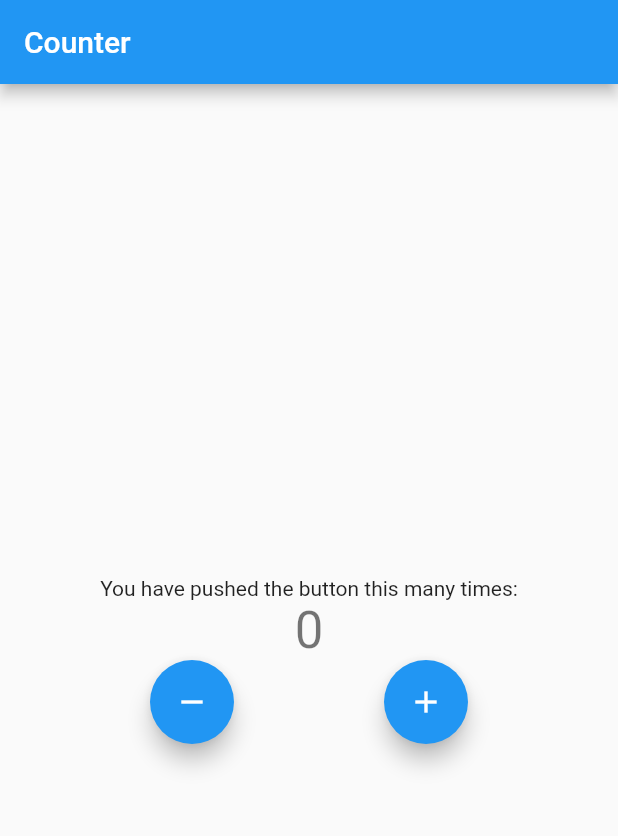
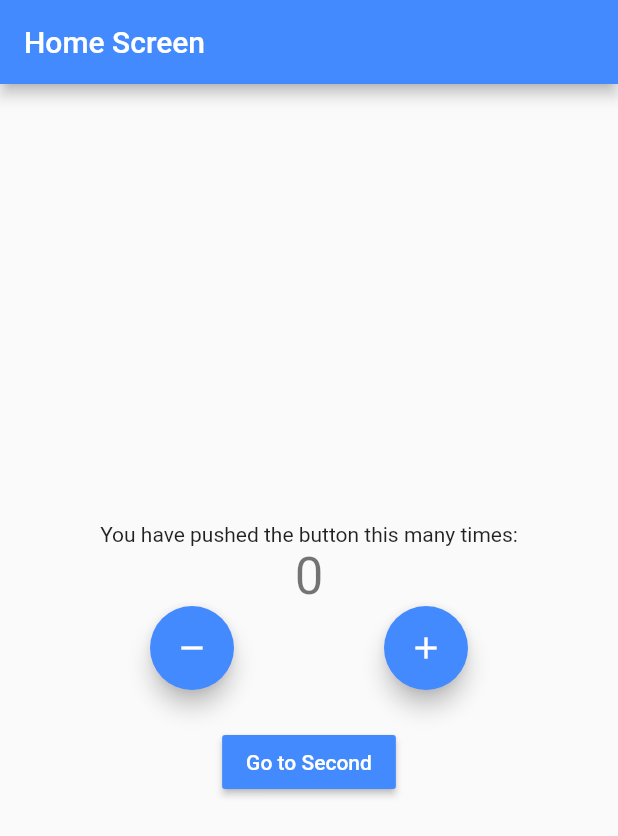
Before and after one commit to ryanaltair/counter, a Flutter app: the screen it shows after launch, on a phone screen of 412 x 824 dp. Shown: the top 836 px of the screen. Run offline on Flutter 3.47's test engine with Material 2 defaults, Android fonts, the phone set to English and light mode, and no system bars; our stand-ins replace bloc, equatable, flutter_bloc.

```diff
--- a/lib/main.dart
+++ b/lib/main.dart
@@ -1,6 +1,7 @@
 import 'package:flutter/material.dart';
 import 'package:flutter_bloc/flutter_bloc.dart';
 
+import 'package:counter/presentation/screens/home_screen.dart';
 import 'logic/cubit/counter_cubit.dart';
 
 void main() {
@@ -10,87 +11,22 @@ void main() {
 class MyApp extends StatelessWidget {
   const MyApp({Key? key}) : super(key: key);
 
-  // This widget is the root of your application.
   @override
   Widget build(BuildContext context) {
     return BlocProvider<CounterCubit>(
       create: (context) => CounterCubit(),
       child: MaterialApp(
-        title: 'Counter',
+        title: 'Main App',
         theme: ThemeData(
           primarySwatch: Colors.blue,
           visualDensity: VisualDensity.adaptivePlatformDensity,
         ),
-        home: const MyHomePage(title: 'Counter'),
-      ),
-    );
-  }
-}
-
-class MyHomePage extends StatefulWidget {
-  const MyHomePage({Key? key, required this.title}) : super(key: key);
-
-  final String title;
-
-  @override
-  State<MyHomePage> createState() => _MyHomePageState();
-}
-
-class _MyHomePageState extends State<MyHomePage> {
-  @override
-  Widget build(BuildContext context) {
-    return Scaffold(
-      appBar: AppBar(
-        title: Text(widget.title),
-      ),
-      body: Center(
-        child: Column(
-          mainAxisAlignment: MainAxisAlignment.center,
-          children: <Widget>[
-            const Text(
-              'You have pushed the button this many times:',
-            ),
-            BlocConsumer<CounterCubit, CounterState>(
-              listener: (context, state) {
-                if (state.wasIncremented) {
-                  ScaffoldMessenger.of(context).showSnackBar(const SnackBar(
-                    content: Text('Incremented'),
-                    duration: Duration(milliseconds: 300),
-                  ));
-                } else {
-                  ScaffoldMessenger.of(context).showSnackBar(const SnackBar(
-                    content: Text('Decremented'),
-                    duration: Duration(milliseconds: 300),
-                  ));
-                }
-              },
-              builder: (context, state) {
-                return Text(
-                  state.counterValue.toString(),
-                  style: Theme.of(context).textTheme.headline4,
-                );
-              },
-            ),
-            Row(
-              mainAxisAlignment: MainAxisAlignment.spaceEvenly,
-              children: [
-                FloatingActionButton(
-                  onPressed: () {
-                    BlocProvider.of<CounterCubit>(context).decrement();
-                  },
-                  tooltip: 'Decrement',
-                  child: const Icon(Icons.remove),
-                ),
-                FloatingActionButton(
-                  onPressed: () {
-                    BlocProvider.of<CounterCubit>(context).increment();
-                  },
-                  tooltip: 'Increment',
-                  child: const Icon(Icons.add),
-                )
-              ],
-            ),
-          ],
+        home: BlocProvider<CounterCubit>(
+          create: (context) => CounterCubit(),
+          child: const HomeScreen(
+            title: 'Home Screen',
+            color: Colors.blueAccent,
+          ),
         ),
       ),
     );
--- /dev/null
+++ b/lib/presentation/screens/home_screen.dart
@@ -0,0 +1,100 @@
+import 'package:counter/logic/cubit/counter_cubit.dart';
+import 'package:flutter/material.dart';
+import 'package:flutter_bloc/flutter_bloc.dart';
+
+import 'second_screen.dart';
+
+class HomeScreen extends StatefulWidget {
+  const HomeScreen({Key? key, required this.title, required this.color})
+      : super(key: key);
+
+  final String title;
+  final Color color;
+
+  @override
+  State<HomeScreen> createState() => _HomeScreenState();
+}
+
+class _HomeScreenState extends State<HomeScreen> {
+  @override
+  Widget build(BuildContext context) {
+    return Scaffold(
+      appBar: AppBar(
+        title: Text(widget.title),
+        backgroundColor: widget.color,
+      ),
+      body: Center(
+        child: Column(
+          mainAxisAlignment: MainAxisAlignment.center,
+          children: <Widget>[
+            const Text(
+              'You have pushed the button this many times:',
+            ),
+            BlocConsumer<CounterCubit, CounterState>(
+              listener: (context, state) {
+                if (state.wasIncremented) {
+                  ScaffoldMessenger.of(context).showSnackBar(const SnackBar(
+                    content: Text('Incremented'),
+                    duration: Duration(milliseconds: 300),
+                  ));
+                } else {
+                  ScaffoldMessenger.of(context).showSnackBar(const SnackBar(
+                    content: Text('Decremented'),
+                    duration: Duration(milliseconds: 300),
+                  ));
+                }
+              },
+              builder: (context, state) {
+                return Text(
+                  state.counterValue.toString(),
+                  style: Theme.of(context).textTheme.headline4,
+                );
+              },
+            ),
+            Row(
+              mainAxisAlignment: MainAxisAlignment.spaceEvenly,
+              children: [
+                FloatingActionButton(
+                  heroTag: Text(widget.title),
+                  backgroundColor: widget.color,
+                  onPressed: () {
+                    BlocProvider.of<CounterCubit>(context).decrement();
+                  },
+                  tooltip: 'Decrement',
+                  child: const Icon(Icons.remove),
+                ),
+                FloatingActionButton(
+                  heroTag: Text('${widget.title} #2'),
+                  backgroundColor: widget.color,
+                  onPressed: () {
+                    BlocProvider.of<CounterCubit>(context).increment();
+                  },
+                  tooltip: 'Increment',
+                  child: const Icon(Icons.add),
+                )
+              ],
+            ),
+            const SizedBox(
+              height: 24,
+            ),
+            MaterialButton(
+              color: widget.color,
+              child: const Text(
+                'Go to Second',
+                style: TextStyle(color: Colors.white),
+              ),
+              onPressed: () {
+                Navigator.of(context).push(MaterialPageRoute(
+                    builder: (_) => BlocProvider.value(
+                          value: BlocProvider.of<CounterCubit>(context),
+                          child: const SecondScreen(
+                              title: 'Second Screen', color: Colors.redAccent),
+                        )));
+              },
+            )
+          ],
+        ),
+      ),
+    );
+  }
+}
```
Also changed, not shown: lib/presentation/screens/second_screen.dart (added, +80 -0 lines).
